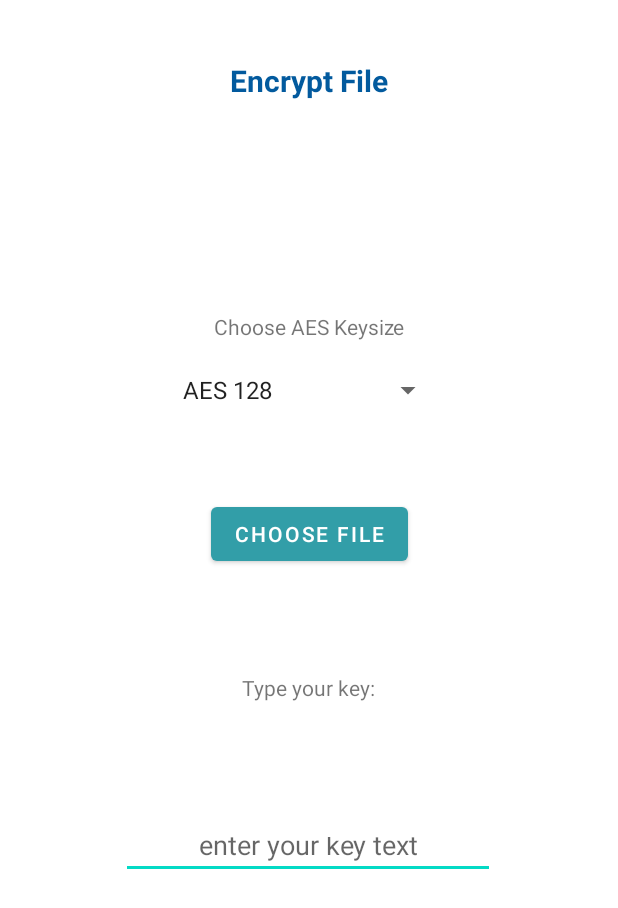
After one commit to panosbabo/HashCryptic, an Android app: the FileEncrypt screen opened directly, with no data from a screen before it, on a phone screen of 412 x 824 dp. The commit adds this screen. Shown: the top 908 px of the screen. Run offline under Robolectric (Android 15) with nearby library versions, the phone set to English and light mode, and no system bars.

Commit message:
Implemented File Encryption Feature

```diff
--- a/app/src/main/java/com/example/hashcryptic/Checksum.java
+++ b/app/src/main/java/com/example/hashcryptic/Checksum.java
@@ -155,6 +155,7 @@ public class Checksum extends AppCompatActivity implements AdapterView.OnItemSel
 
     public String calculateChecksum(Uri uri, String hashtype) {
         try {
+            // Message digest use to determine which hash type will the file generated to
             String checksumHex = "";
             InputStream inputStream = getContentResolver().openInputStream(uri);
             MessageDigest digest = MessageDigest.getInstance(hashtype);
@@ -164,7 +165,7 @@ public class Checksum extends AppCompatActivity implements AdapterView.OnItemSel
             while ((bytesRead = inputStream.read(buffer)) != -1) {
                 digest.update(buffer, 0, bytesRead);
             }
-
+            // Similarly with encryptHash class for each byte of checksum
             ((InputStream) inputStream).close();
             byte[] checksum = digest.digest();
 
@@ -177,7 +178,6 @@ public class Checksum extends AppCompatActivity implements AdapterView.OnItemSel
 
             return checksumHex;
 
-            // Do something with the checksumHex
         } catch (Exception e) {
             e.printStackTrace();
         }
--- a/app/src/main/java/com/example/hashcryptic/EncryptText.java
+++ b/app/src/main/java/com/example/hashcryptic/EncryptText.java
@@ -89,7 +89,7 @@ public class EncryptText extends AppCompatActivity implements AdapterView.OnItem
                 else {
                     String temp = etenc.getText().toString();
 
-                    // pass the string to the encryption
+                    // pass the string to the encryption along with each encryption type
                     // algorithm and get the encrypted code
                     switch (pos) {
                         case 0:
--- /dev/null
+++ b/app/src/main/java/com/example/hashcryptic/FileEncrypt.java
@@ -0,0 +1,166 @@
+package com.example.hashcryptic;
+
+import static com.example.hashcryptic.hashencryption.fileEncryption.encryptFile;
+
+import android.content.ClipData;
+import android.content.ClipboardManager;
+import android.content.Context;
+import android.content.Intent;
+import android.net.Uri;
+import android.os.Bundle;
+import android.os.Environment;
+import android.view.View;
+import android.widget.AdapterView;
+import android.widget.ArrayAdapter;
+import android.widget.Button;
+import android.widget.EditText;
+import android.widget.Spinner;
+import android.widget.TextView;
+import android.widget.Toast;
+import androidx.appcompat.app.AppCompatActivity;
+import com.example.hashcryptic.hashencryption.fileEncryption;
+
+import java.io.BufferedOutputStream;
+import java.io.File;
+import java.io.FileNotFoundException;
+import java.io.FileOutputStream;
+import java.io.IOException;
+import java.io.InputStream;
+import java.security.InvalidKeyException;
+import java.security.MessageDigest;
+import java.security.NoSuchAlgorithmException;
+import java.util.concurrent.Callable;
+import java.util.concurrent.ExecutionException;
+import java.util.concurrent.ExecutorService;
+import java.util.concurrent.Executors;
+import java.util.concurrent.Future;
+
+import javax.crypto.NoSuchPaddingException;
+
+import javax.crypto.*;
+import javax.crypto.spec.SecretKeySpec;
+import java.io.*;
+import java.nio.file.Files;
+import java.nio.file.Path;
+import java.security.InvalidKeyException;
+import java.security.NoSuchAlgorithmException;
+import java.util.Base64;
+import java.util.Scanner;
+
+public class FileEncrypt extends AppCompatActivity implements AdapterView.OnItemSelectedListener {
+    private static final int PICK_FILE_REQUEST = 1;
+    private static final String[] paths = {"AES 128", "AES 192", "AES 256"};
+    private int pos;
+    private EditText keyText_view;
+    ClipboardManager cpb;
+
+    protected void onCreate(Bundle savedInstanceState) {
+
+        super.onCreate(savedInstanceState);
+        setContentView(R.layout.activity_filenecrypt);
+
+        Button choose_file = findViewById(R.id.button_choose_file);
+        keyText_view = findViewById(R.id.key_editText);
+
+        Spinner spinner = (Spinner) findViewById(R.id.spinner);
+        ArrayAdapter<String>adapter = new ArrayAdapter<String>(FileEncrypt.this,
+                android.R.layout.simple_spinner_item,paths);
+
+        adapter.setDropDownViewResource(android.R.layout.simple_spinner_dropdown_item);
+        spinner.setAdapter(adapter);
+        spinner.setOnItemSelectedListener(this);
+
+
+        choose_file.setOnClickListener(new View.OnClickListener() {
+            @Override
+            public void onClick(View view) {
+                pickFile();
+            }
+        });
+    }
+
+    private void pickFile() {
+        if (keyText_view.getText().toString().isEmpty()) {
+            Toast.makeText(this, "Must enter a key first", Toast.LENGTH_SHORT).show();
+            return;
+        }
+        Intent intent = new Intent(Intent.ACTION_GET_CONTENT);
+        intent.setType("*/*"); // Select all file types
+        startActivityForResult(intent, PICK_FILE_REQUEST);
+
+    }
+
+    @Override
+    protected void onActivityResult(int requestCode, int resultCode, Intent data) {
+        super.onActivityResult(requestCode, resultCode, data);
+
+        if (requestCode == PICK_FILE_REQUEST && resultCode == RESULT_OK) {
+            if (data != null) {
+                Uri selectedFileUri = data.getData();
+                assert selectedFileUri != null;
+                String filePath = selectedFileUri.getPath(); // Get the file path from URI
+                String password = keyText_view.getText().toString();
+
+                switch (pos) {
+                    case 0:
+                        try {
+                            fileEncryption.encryptFile(selectedFileUri.toString(), password, 128);
+                            System.out.println("File encrypted successfully");
+                            Toast.makeText(this, "File Encrypted Successfully", Toast.LENGTH_SHORT).show();
+                        } catch (Exception e) {
+                            e.printStackTrace();
+                            System.out.println("Error while encrypting the file");
+                            Toast.makeText(this, "Failed to encrypt file", Toast.LENGTH_SHORT).show();
+                        }
+                        break;
+                    case 1:
+                        try {
+                            fileEncryption.encryptFile(selectedFileUri.toString(), password, 192);
+                            System.out.println("File encrypted successfully");
+                            Toast.makeText(this, "File Encrypted Successfully", Toast.LENGTH_SHORT).show();
+                        } catch (Exception e) {
+                            e.printStackTrace();
+                            System.out.println("Error while encrypting the file");
+                            Toast.makeText(this, "Failed to encrypt file", Toast.LENGTH_SHORT).show();
+                        }
+                        break;
+                    case 2:
+                        try {
+                            fileEncryption.encryptFile(selectedFileUri.toString(), password, 256);
+                            System.out.println("File encrypted successfully");
+                            Toast.makeText(this, "File Encrypted Successfully", Toast.LENGTH_SHORT).show();
+                        } catch (Exception e) {
+                            e.printStackTrace();
+                            System.out.println("Error while encrypting the file");
+                            Toast.makeText(this, "Failed to encrypt file", Toast.LENGTH_SHORT).show();
+                        }
+                        break;
+                }
+            }
+        }
+    }
+
+    public void onItemSelected(AdapterView<?> parent, View v, int position, long id) {
+
+        switch (position) {
+            case 0:
+                pos = 0;
+                break;
+            case 1:
+                pos = 1;
+                break;
+            case 2:
+                pos = 2;
+                break;
+        }
+    }
+
+    public void onNothingSelected(AdapterView<?> parent) {
+        // TODO Auto-generated method stub
+    }
+
+    @Override
+    public void onPointerCaptureChanged(boolean hasCapture) {
+        super.onPointerCaptureChanged(hasCapture);
+    }
+}
--- /dev/null
+++ b/app/src/main/res/layout/activity_filenecrypt.xml
@@ -0,0 +1,122 @@
+<?xml version="1.0" encoding="utf-8"?>
+<androidx.constraintlayout.widget.ConstraintLayout xmlns:android="http://schemas.android.com/apk/res/android"
+    xmlns:app="http://schemas.android.com/apk/res-auto"
+    xmlns:tools="http://schemas.android.com/tools"
+    android:layout_width="match_parent"
+    android:layout_height="match_parent"
+    tools:context=".FileEncrypt">
+
+
+    <TextView
+        android:id="@+id/filencryptTitle"
+        android:layout_width="match_parent"
+        android:layout_height="match_parent"
+        android:text="Encrypt File"
+        android:textAlignment="center"
+        android:textColor="@color/darker_blue"
+        android:textSize="20sp"
+        android:textStyle="bold"
+        android:layout_marginTop="40dp"
+        tools:layout_editor_absoluteX="28dp"
+        tools:layout_editor_absoluteY="-80dp" />
+
+    <Spinner
+        android:id="@+id/spinner"
+        android:layout_width="182dp"
+        android:layout_height="136dp"
+        android:layout_marginTop="152dp"
+        app:layout_constraintEnd_toEndOf="parent"
+        app:layout_constraintHorizontal_bias="0.497"
+        app:layout_constraintStart_toStartOf="parent"
+        app:layout_constraintTop_toTopOf="@+id/filencryptTitle" />
+
+    <Button
+        android:id="@+id/button_choose_file"
+        android:layout_width="wrap_content"
+        android:layout_height="wrap_content"
+        android:layout_marginTop="4dp"
+        android:text="Choose file"
+        app:layout_constraintEnd_toEndOf="parent"
+        app:layout_constraintStart_toStartOf="parent"
+        app:layout_constraintTop_toBottomOf="@+id/spinner" />
+
+    <!--    <Button-->
+<!--        android:id="@+id/copyhash_value"-->
+<!--        android:layout_width="wrap_content"-->
+<!--        android:layout_height="wrap_content"-->
+<!--        android:layout_marginTop="12dp"-->
+<!--        android:text="Copy Checksum"-->
+<!--        app:layout_constraintEnd_toEndOf="parent"-->
+<!--        app:layout_constraintStart_toStartOf="parent"-->
+<!--        app:layout_constraintTop_toBottomOf="@+id/button_choose_file" />-->
+
+    <TextView
+        android:id="@+id/encryptOption"
+        android:layout_width="wrap_content"
+        android:layout_height="wrap_content"
+        android:layout_marginTop="300dp"
+        android:text="Choose AES Keysize"
+        app:layout_constraintBottom_toTopOf="@+id/spinner"
+        app:layout_constraintEnd_toEndOf="parent"
+        app:layout_constraintStart_toStartOf="parent"
+        app:layout_constraintTop_toTopOf="@+id/filencryptTitle"
+        app:layout_constraintVertical_bias="0.79" />
+
+    <TextView
+        android:id="@+id/keyText"
+        android:layout_width="wrap_content"
+        android:layout_height="wrap_content"
+        android:text="Type your key:"
+        app:layout_constraintBottom_toBottomOf="@+id/filencryptTitle"
+        app:layout_constraintEnd_toEndOf="parent"
+        app:layout_constraintHorizontal_bias="0.498"
+        app:layout_constraintStart_toStartOf="parent"
+        app:layout_constraintTop_toBottomOf="@+id/button_choose_file"
+        app:layout_constraintVertical_bias="0.162" />
+
+    <com.google.android.material.textfield.TextInputEditText
+        android:id="@+id/key_editText"
+        android:layout_width="249dp"
+        android:layout_height="38dp"
+        android:hint="enter your key text"
+        android:textAlignment="center"
+        app:layout_constraintBottom_toBottomOf="parent"
+        app:layout_constraintEnd_toEndOf="parent"
+        app:layout_constraintHorizontal_bias="0.496"
+        app:layout_constraintStart_toStartOf="parent"
+        app:layout_constraintTop_toBottomOf="@+id/keyText"
+        app:layout_constraintVertical_bias="0.251" />
+
+    <!--    <TextView-->
+<!--        android:id="@+id/checksum_msg_title"-->
+<!--        android:layout_width="wrap_content"-->
+<!--        android:layout_height="wrap_content"-->
+<!--        android:text="Checksum Value:"-->
+<!--        android:textAlignment="center"-->
+<!--        android:textStyle="bold"-->
+<!--        app:layout_constraintBottom_toBottomOf="parent"-->
+<!--        app:layout_constraintEnd_toEndOf="parent"-->
+<!--        app:layout_constraintHorizontal_bias="0.498"-->
+<!--        app:layout_constraintStart_toStartOf="parent"-->
+<!--        app:layout_constraintTop_toBottomOf="@+id/copyhash_value"-->
+<!--        app:layout_constraintVertical_bias="0.104" />-->
+
+<!--    <TextView-->
+<!--        android:id="@+id/chcksm_msg_cntxt"-->
+<!--        android:layout_width="match_parent"-->
+<!--        android:layout_height="wrap_content"-->
+<!--        android:layout_marginStart="50dp"-->
+<!--        android:layout_marginEnd="50dp"-->
+<!--        android:text=""-->
+<!--        android:textAlignment="center"-->
+<!--        android:textColor="@color/darker_blue"-->
+<!--        android:textSize="18sp"-->
+<!--        android:textStyle="bold"-->
+<!--        app:layout_constraintBottom_toBottomOf="parent"-->
+<!--        app:layout_constraintEnd_toEndOf="parent"-->
+<!--        app:layout_constraintHorizontal_bias="1.0"-->
+<!--        app:layout_constraintStart_toStartOf="parent"-->
+<!--        app:layout_constraintTop_toBottomOf="@+id/checksum_msg_title"-->
+<!--        app:layout_constraintVertical_bias="0.133" />-->
+
+</androidx.constraintlayout.widget.ConstraintLayout>
```
Also changed, not shown: app/src/main/AndroidManifest.xml (+8 -0 lines), app/src/main/java/com/example/hashcryptic/EncryptPage.java (+11 -0 lines), app/src/main/java/com/example/hashcryptic/hashencryption/fileEncryption.java (added, +87 -0 lines).
